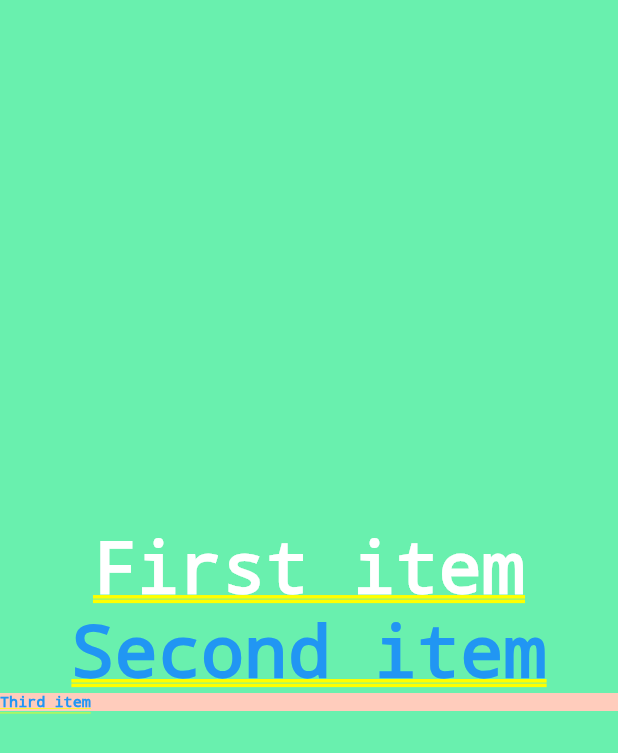
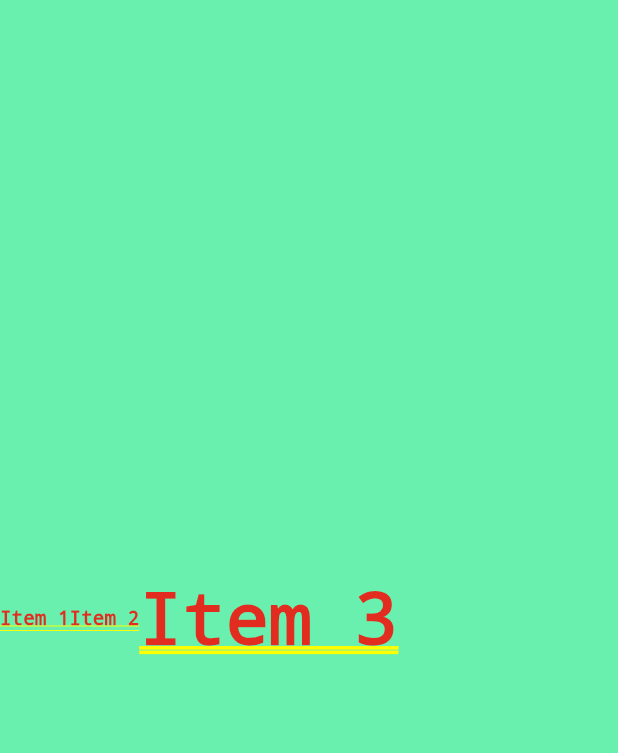
Before and after one commit to Abhaybsingh19w33/udemy-flutter-course-revision, a Flutter app: the screen it shows after launch, on a phone screen of 412 x 824 dp. Shown: the top 753 px of the screen. Run offline on Flutter 3.47's test engine with Material 2 defaults, Android fonts, the light colour scheme and no system bars.

Commit message:
part 3 row

```diff
--- a/9_intro_layouts_containers_revised/lib/ui/home.dart
+++ b/9_intro_layouts_containers_revised/lib/ui/home.dart
@@ -25,61 +25,64 @@ class Home extends StatelessWidget {
 
       // part 3 --------------------------------------
       // row
-//      child:  Row(
-//        mainAxisAlignment: MainAxisAlignment.center,
-//        children: <Widget>[
-//           Text(
-//            "Item 1",
-//            textDirection: TextDirection.ltr,
-//            style:  TextStyle(fontSize: 12.9),
-//          ),
-//           Text("Item 2",
-//              textDirection: TextDirection.ltr,
-//              style:  TextStyle(fontSize: 12.9)),
-      // expand will take the only space which is left
-//          const Expanded(child: const Text("Item 3"))
-//        ],
-//      ),
-
-      // part 2 -------------------------------------------------
-      // column
-      child: Column(
-        // to make it in the center of the screen
+      child: Row(
         mainAxisAlignment: MainAxisAlignment.center,
-        // here because of the column which takes a lot of different children
-        // we will have all the different nodes whihc inside have other widgets
-        // children will contain the array of all the widgets
-        children: <Widget>[
-          const Text(
-            "First item",
+        children: const <Widget>[
+          Text(
+            "Item 1",
             textDirection: TextDirection.ltr,
-            style: TextStyle(color: Colors.white),
+            style: TextStyle(fontSize: 12.9),
           ),
-
-          const Text(
-            "Second item",
-            textDirection: TextDirection.ltr,
-            style: TextStyle(color: Colors.blue),
-          ),
-
-          // we can also put container here
-          // container can contain other layout widget
-          Container(
-            // shades of the colour
-            color: Colors.deepOrange.shade100,
-            // bottom left allignment
-            alignment: Alignment.bottomLeft,
-            child: const Text(
-              "Third item",
+          Text("Item 2",
               textDirection: TextDirection.ltr,
-              style: TextStyle(color: Colors.blue, fontSize: 10.1),
-            ),
-          )
+              style: TextStyle(fontSize: 12.9)),
+          // expand will take the only space which is left
+          Expanded(child: Text("Item 3"))
         ],
       ),
     );
   }
 }
+
+//       // part 2 -------------------------------------------------
+//       // column
+//       child: Column(
+//         // to make it in the center of the screen
+//         mainAxisAlignment: MainAxisAlignment.center,
+//         // here because of the column which takes a lot of different children
+//         // we will have all the different nodes whihc inside have other widgets
+//         // children will contain the array of all the widgets
+//         children: <Widget>[
+//           const Text(
+//             "First item",
+//             textDirection: TextDirection.ltr,
+//             style: TextStyle(color: Colors.white),
+//           ),
+
+//           const Text(
+//             "Second item",
+//             textDirection: TextDirection.ltr,
+//             style: TextStyle(color: Colors.blue),
+//           ),
+
+//           // we can also put container here
+//           // container can contain other layout widget
+//           Container(
+//             // shades of the colour
+//             color: Colors.deepOrange.shade100,
+//             // bottom left allignment
+//             alignment: Alignment.bottomLeft,
+//             child: const Text(
+//               "Third item",
+//               textDirection: TextDirection.ltr,
+//               style: TextStyle(color: Colors.blue, fontSize: 10.1),
+//             ),
+//           )
+//         ],
+//       ),
+//     );
+//   }
+// }
 
 //       // part 1 -----------------------------------------------------------------------
 //       // ltr - left to right
```
